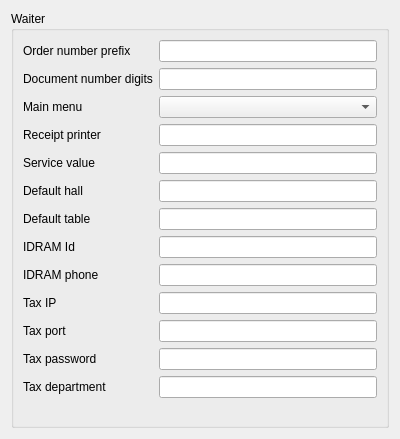
First picture: the form in Reports/c5settingswidget.ui, repository End1-1/Cafe5, before the edit.
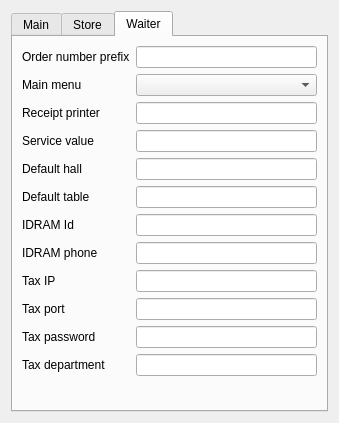
Second picture: the form after the edit. The open tabs and pages were chosen to show the change. Custom widgets are drawn as their Qt base class.

```diff
--- a/Reports/c5settingswidget.ui
+++ b/Reports/c5settingswidget.ui
@@ -6,8 +6,8 @@
    <rect>
     <x>0</x>
     <y>0</y>
-    <width>400</width>
-    <height>439</height>
+    <width>339</width>
+    <height>423</height>
    </rect>
   </property>
   <property name="minimumSize">
@@ -21,212 +21,307 @@
   </property>
   <layout class="QHBoxLayout" name="horizontalLayout">
    <item>
-    <widget class="QGroupBox" name="groupBox">
-     <property name="title">
+    <widget class="QTabWidget" name="tabWidget">
+     <property name="currentIndex">
+      <number>0</number>
+     </property>
+     <widget class="QWidget" name="tab">
+      <attribute name="title">
+       <string>Main</string>
+      </attribute>
+      <layout class="QGridLayout" name="gridLayout_3">
+       <item row="0" column="0">
+        <widget class="QLabel" name="label_14">
+         <property name="text">
+          <string>Code</string>
+         </property>
+        </widget>
+       </item>
+       <item row="0" column="1">
+        <widget class="C5LineEditWithSelector" name="leCode">
+         <property name="Field" stdset="0">
+          <string>f_id</string>
+         </property>
+         <property name="Primary" stdset="0">
+          <bool>true</bool>
+         </property>
+        </widget>
+       </item>
+       <item row="1" column="0">
+        <widget class="QLabel" name="label_15">
+         <property name="text">
+          <string>Name</string>
+         </property>
+        </widget>
+       </item>
+       <item row="1" column="1">
+        <widget class="C5LineEditWithSelector" name="lineEdit_2">
+         <property name="Field" stdset="0">
+          <string>f_name</string>
+         </property>
+        </widget>
+       </item>
+       <item row="2" column="0">
+        <widget class="QLabel" name="label_16">
+         <property name="text">
+          <string>Description</string>
+         </property>
+        </widget>
+       </item>
+       <item row="2" column="1">
+        <widget class="C5LineEditWithSelector" name="lineEdit_3">
+         <property name="Field" stdset="0">
+          <string>f_description</string>
+         </property>
+        </widget>
+       </item>
+       <item row="3" column="1">
+        <spacer name="verticalSpacer_3">
+         <property name="orientation">
+          <enum>Qt::Vertical</enum>
+         </property>
+         <property name="sizeHint" stdset="0">
+          <size>
+           <width>20</width>
+           <height>280</height>
+          </size>
+         </property>
+        </spacer>
+       </item>
+      </layout>
+     </widget>
+     <widget class="QWidget" name="tab_2">
+      <attribute name="title">
+       <string>Store</string>
+      </attribute>
+      <layout class="QGridLayout" name="gridLayout_2">
+       <item row="0" column="1">
+        <widget class="C5LineEdit" name="leDocNumDigits">
+         <property name="Tag" stdset="0">
+          <number>13</number>
+         </property>
+        </widget>
+       </item>
+       <item row="0" column="0">
+        <widget class="QLabel" name="label_13">
+         <property name="text">
+          <string>Document number digits</string>
+         </property>
+        </widget>
+       </item>
+       <item row="1" column="1">
+        <spacer name="verticalSpacer">
+         <property name="orientation">
+          <enum>Qt::Vertical</enum>
+         </property>
+         <property name="sizeHint" stdset="0">
+          <size>
+           <width>20</width>
+           <height>40</height>
+          </size>
+         </property>
+        </spacer>
+       </item>
+      </layout>
+     </widget>
+     <widget class="QWidget" name="tab_3">
+      <attribute name="title">
       <string>Waiter</string>
-     </property>
+      </attribute>
      <layout class="QGridLayout" name="gridLayout">
-      <item row="3" column="0">
+       <item row="0" column="1">
+        <widget class="C5LineEdit" name="leOrderPrefix">
+         <property name="Tag" stdset="0">
+          <number>10</number>
+         </property>
+        </widget>
+       </item>
+       <item row="5" column="0">
+        <widget class="QLabel" name="label_12">
+         <property name="text">
+          <string>Default table</string>
+         </property>
+        </widget>
+       </item>
+       <item row="5" column="1">
+        <widget class="C5LineEdit" name="leTable">
+         <property name="Tag" stdset="0">
+          <number>12</number>
+         </property>
+        </widget>
+       </item>
+       <item row="1" column="1">
+        <widget class="C5ComboBox" name="cbMenu">
+         <property name="Tag" stdset="0">
+          <number>9</number>
+         </property>
+        </widget>
+       </item>
+       <item row="2" column="0">
        <widget class="QLabel" name="label">
         <property name="text">
          <string>Receipt printer</string>
         </property>
        </widget>
       </item>
-      <item row="4" column="0">
+       <item row="2" column="1">
+        <widget class="C5LineEdit" name="leLocalReceiptPrinter">
+         <property name="Tag" stdset="0">
+          <number>1</number>
+         </property>
+        </widget>
+       </item>
+       <item row="0" column="0">
+        <widget class="QLabel" name="label_10">
+         <property name="text">
+          <string>Order number prefix</string>
+         </property>
+        </widget>
+       </item>
+       <item row="3" column="0">
        <widget class="QLabel" name="label_2">
         <property name="text">
          <string>Service value</string>
         </property>
        </widget>
       </item>
-      <item row="7" column="1">
-       <widget class="C5LineEdit" name="leIDRAMID">
-        <property name="Tag" stdset="0">
-         <number>3</number>
-        </property>
-       </widget>
-      </item>
-      <item row="13" column="1">
-       <spacer name="verticalSpacer">
-        <property name="orientation">
-         <enum>Qt::Vertical</enum>
-        </property>
-        <property name="sizeHint" stdset="0">
-         <size>
-          <width>20</width>
-          <height>40</height>
-         </size>
-        </property>
-       </spacer>
-      </item>
-      <item row="8" column="0">
-       <widget class="QLabel" name="label_4">
-        <property name="text">
-         <string>IDRAM phone</string>
-        </property>
-       </widget>
-      </item>
-      <item row="4" column="1">
+       <item row="3" column="1">
        <widget class="C5LineEdit" name="leServiceFactor">
         <property name="Tag" stdset="0">
          <number>2</number>
         </property>
        </widget>
       </item>
-      <item row="8" column="1">
-       <widget class="C5LineEdit" name="leIDRAMPhone">
+       <item row="1" column="0">
+        <widget class="QLabel" name="label_9">
+         <property name="text">
+          <string>Main menu</string>
+         </property>
+        </widget>
+       </item>
+       <item row="4" column="1">
+        <widget class="C5LineEdit" name="leHall">
         <property name="Tag" stdset="0">
          <number>4</number>
         </property>
        </widget>
       </item>
-      <item row="12" column="0">
-       <widget class="QLabel" name="label_8">
+       <item row="4" column="0">
+        <widget class="QLabel" name="label_11">
         <property name="text">
-         <string>Tax department</string>
-        </property>
-       </widget>
-      </item>
-      <item row="7" column="0">
-       <widget class="QLabel" name="label_3">
-        <property name="text">
-         <string>IDRAM Id</string>
+          <string>Default hall</string>
         </property>
        </widget>
       </item>
       <item row="9" column="0">
+        <widget class="QLabel" name="label_6">
+         <property name="text">
+          <string>Tax port</string>
+         </property>
+        </widget>
+       </item>
+       <item row="10" column="0">
+        <widget class="QLabel" name="label_7">
+         <property name="text">
+          <string>Tax password</string>
+         </property>
+        </widget>
+       </item>
+       <item row="10" column="1">
+        <widget class="C5LineEdit" name="leTaxPassword">
+         <property name="Tag" stdset="0">
+          <number>7</number>
+         </property>
+        </widget>
+       </item>
+       <item row="8" column="0">
        <widget class="QLabel" name="label_5">
         <property name="text">
          <string>Tax IP</string>
         </property>
        </widget>
       </item>
-      <item row="9" column="1">
+       <item row="8" column="1">
        <widget class="C5LineEdit" name="leTaxIP">
         <property name="Tag" stdset="0">
          <number>5</number>
         </property>
        </widget>
       </item>
-      <item row="11" column="1">
-       <widget class="C5LineEdit" name="leTaxPassword">
-        <property name="Tag" stdset="0">
-         <number>7</number>
-        </property>
-       </widget>
-      </item>
-      <item row="11" column="0">
-       <widget class="QLabel" name="label_7">
-        <property name="text">
-         <string>Tax password</string>
-        </property>
-       </widget>
-      </item>
-      <item row="3" column="1">
-       <widget class="C5LineEdit" name="leLocalReceiptPrinter">
-        <property name="Tag" stdset="0">
-         <number>1</number>
-        </property>
-       </widget>
-      </item>
-      <item row="10" column="1">
+       <item row="9" column="1">
        <widget class="C5LineEdit" name="leTaxPort">
         <property name="Tag" stdset="0">
          <number>6</number>
         </property>
        </widget>
       </item>
-      <item row="10" column="0">
-       <widget class="QLabel" name="label_6">
+       <item row="7" column="0">
+        <widget class="QLabel" name="label_4">
         <property name="text">
-         <string>Tax port</string>
-        </property>
-       </widget>
-      </item>
-      <item row="12" column="1">
-       <widget class="C5LineEdit" name="leTaxDept">
-        <property name="Tag" stdset="0">
-         <number>8</number>
-        </property>
-       </widget>
-      </item>
-      <item row="2" column="1">
-       <widget class="C5ComboBox" name="cbMenu">
-        <property name="Tag" stdset="0">
-         <number>9</number>
-        </property>
-       </widget>
-      </item>
-      <item row="0" column="1">
-       <widget class="C5LineEdit" name="leOrderPrefix">
-        <property name="Tag" stdset="0">
-         <number>10</number>
-        </property>
-       </widget>
-      </item>
-      <item row="2" column="0">
-       <widget class="QLabel" name="label_9">
-        <property name="text">
-         <string>Main menu</string>
-        </property>
-       </widget>
-      </item>
-      <item row="5" column="0">
-       <widget class="QLabel" name="label_11">
-        <property name="text">
-         <string>Default hall</string>
-        </property>
-       </widget>
-      </item>
-      <item row="0" column="0">
-       <widget class="QLabel" name="label_10">
-        <property name="text">
-         <string>Order number prefix</string>
-        </property>
-       </widget>
-      </item>
-      <item row="5" column="1">
-       <widget class="C5LineEdit" name="leHall">
-        <property name="Tag" stdset="0">
-         <number>11</number>
+          <string>IDRAM phone</string>
         </property>
        </widget>
       </item>
       <item row="6" column="1">
-       <widget class="C5LineEdit" name="leTable">
+        <widget class="C5LineEdit" name="leIDRAMID">
         <property name="Tag" stdset="0">
          <number>12</number>
         </property>
        </widget>
       </item>
       <item row="6" column="0">
-       <widget class="QLabel" name="label_12">
+        <widget class="QLabel" name="label_3">
         <property name="text">
-         <string>Default table</string>
+          <string>IDRAM Id</string>
         </property>
        </widget>
       </item>
-      <item row="1" column="0">
-       <widget class="QLabel" name="label_13">
-        <property name="text">
-         <string>Document number digits</string>
+       <item row="7" column="1">
+        <widget class="C5LineEdit" name="leIDRAMPhone">
+         <property name="Tag" stdset="0">
+          <number>4</number>
         </property>
        </widget>
       </item>
-      <item row="1" column="1">
-       <widget class="C5LineEdit" name="leDocNumDigits">
+       <item row="11" column="1">
+        <widget class="C5LineEdit" name="leTaxDept">
         <property name="Tag" stdset="0">
          <number>13</number>
         </property>
        </widget>
       </item>
-     </layout>
+       <item row="11" column="0">
+        <widget class="QLabel" name="label_8">
+         <property name="text">
+          <string>Tax department</string>
+         </property>
+        </widget>
+       </item>
+       <item row="12" column="1">
+        <spacer name="verticalSpacer_2">
+         <property name="orientation">
+          <enum>Qt::Vertical</enum>
+         </property>
+         <property name="sizeHint" stdset="0">
+          <size>
+           <width>20</width>
+           <height>40</height>
+          </size>
+         </property>
+        </spacer>
+       </item>
+      </layout>
+     </widget>
     </widget>
    </item>
   </layout>
  </widget>
  <customwidgets>
+  <customwidget>
+   <class>C5LineEditWithSelector</class>
+   <extends>QLineEdit</extends>
+   <header location="global">c5lineeditwithselector.h</header>
+  </customwidget>
   <customwidget>
    <class>C5LineEdit</class>
    <extends>QLineEdit</extends>
```
Left out of the diff: 16 changed lines with no effect on the pictures. Lines whose indentation alone changed are shown as unchanged.
